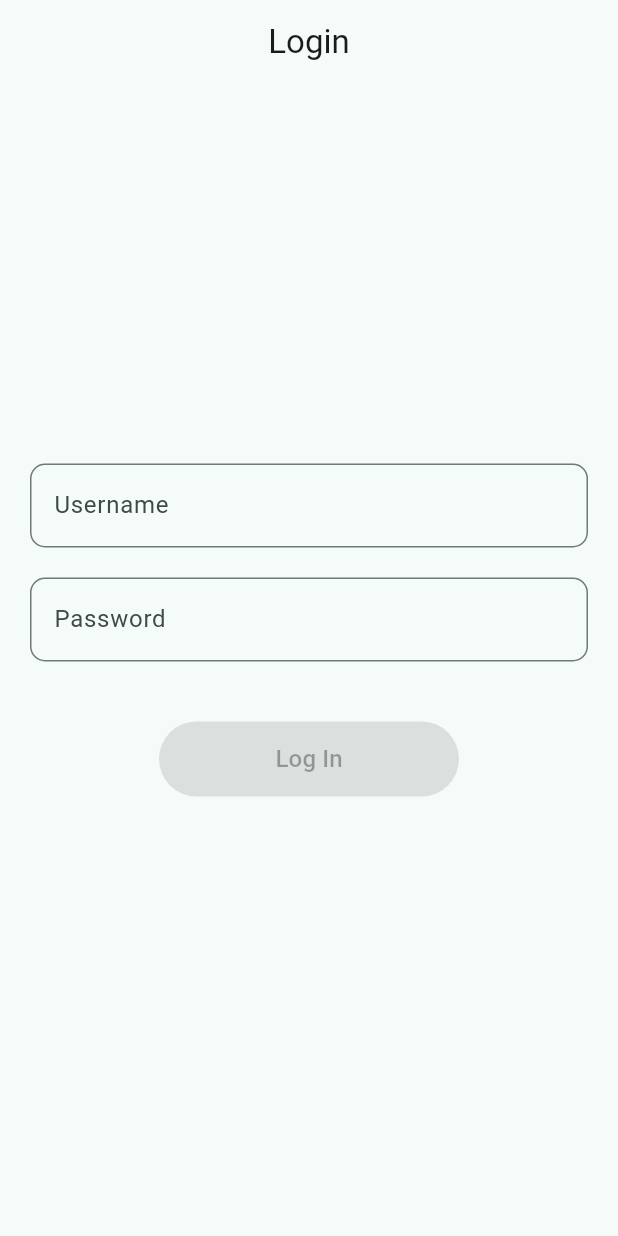
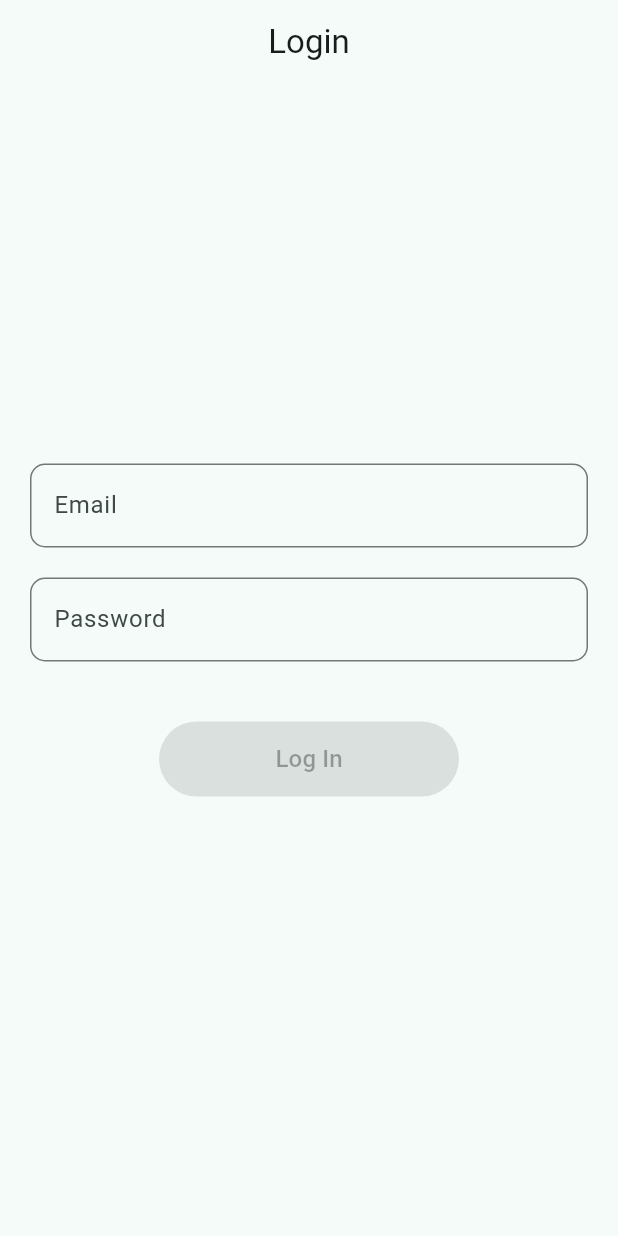
Before and after one commit to hadiyaaamir/flutter_login, a Flutter app: the screen it shows after launch, on a phone screen of 412 x 824 dp. Run offline on Flutter 3.47's test engine with Material 2 defaults, Android fonts, the phone set to English and light mode, and no system bars; our stand-ins replace bloc, cloud_firestore, equatable, firebase_auth, firebase_core, flutter_bloc and 1 more; accounts and stored records are empty.

Commit message:
change username to email

```diff
--- a/lib/login/bloc/login_bloc.dart
+++ b/lib/login/bloc/login_bloc.dart
@@ -13,22 +13,22 @@ class LoginBloc extends Bloc<LoginEvent, LoginState> {
     required AuthenticationRepository authenticationRepository,
   })  : _authenticationRepository = authenticationRepository,
         super(const LoginState()) {
-    on<LoginUsernameChanged>(_onUsernameChanged);
+    on<LoginEmailChanged>(_onEmailChanged);
     on<LoginPasswordChanged>(_onPasswordChanged);
     on<LoginSubmitted>(_onSubmitted);
   }
 
   final AuthenticationRepository _authenticationRepository;
 
-  void _onUsernameChanged(
-    LoginUsernameChanged event,
+  void _onEmailChanged(
+    LoginEmailChanged event,
     Emitter<LoginState> emit,
   ) {
-    final username = Username.dirty(event.username);
+    final email = Email.dirty(event.email);
     emit(
       state.copyWith(
-        username: username,
-        isValid: Formz.validate([state.password, username]),
+        email: email,
+        isValid: Formz.validate([state.password, email]),
       ),
     );
   }
@@ -41,7 +41,7 @@ class LoginBloc extends Bloc<LoginEvent, LoginState> {
     emit(
       state.copyWith(
         password: password,
-        isValid: Formz.validate([password, state.username]),
+        isValid: Formz.validate([password, state.email]),
       ),
     );
   }
@@ -55,7 +55,7 @@ class LoginBloc extends Bloc<LoginEvent, LoginState> {
 
       try {
         await _authenticationRepository.logIn(
-          username: state.username.value,
+          email: state.email.value,
           password: state.password.value,
         );
         emit(state.copyWith(status: FormzSubmissionStatus.success));
--- a/lib/login/bloc/login_event.dart
+++ b/lib/login/bloc/login_event.dart
@@ -7,12 +7,12 @@ sealed class LoginEvent extends Equatable {
   List<Object> get props => [];
 }
 
-final class LoginUsernameChanged extends LoginEvent {
-  const LoginUsernameChanged(this.username);
-  final String username;
+final class LoginEmailChanged extends LoginEvent {
+  const LoginEmailChanged(this.email);
+  final String email;
 
   @override
-  List<Object> get props => [username];
+  List<Object> get props => [email];
 }
 
 final class LoginPasswordChanged extends LoginEvent {
--- a/lib/login/bloc/login_state.dart
+++ b/lib/login/bloc/login_state.dart
@@ -3,30 +3,30 @@ part of 'login_bloc.dart';
 final class LoginState extends Equatable {
   const LoginState({
     this.status = FormzSubmissionStatus.initial,
-    this.username = const Username.pure(),
+    this.email = const Email.pure(),
     this.password = const Password.pure(),
     this.isValid = false,
   });
 
   final FormzSubmissionStatus status;
-  final Username username;
+  final Email email;
   final Password password;
   final bool isValid;
 
   LoginState copyWith({
     FormzSubmissionStatus? status,
-    Username? username,
+    Email? email,
     Password? password,
     bool? isValid,
   }) {
     return LoginState(
       status: status ?? this.status,
-      username: username ?? this.username,
+      email: email ?? this.email,
       password: password ?? this.password,
       isValid: isValid ?? this.isValid,
     );
   }
 
   @override
-  List<Object> get props => [status, username, password];
+  List<Object> get props => [status, email, password];
 }
--- /dev/null
+++ b/lib/login/model/email.dart
@@ -0,0 +1,14 @@
+part of 'model.dart';
+
+enum EmailValidationError { empty }
+
+class Email extends FormzInput<String, EmailValidationError> {
+  const Email.pure() : super.pure('');
+  const Email.dirty([super.value = '']) : super.dirty();
+
+  @override
+  EmailValidationError? validator(String value) {
+    if (value.isEmpty) return EmailValidationError.empty;
+    return null;
+  }
+}
--- a/lib/login/model/model.dart
+++ b/lib/login/model/model.dart
@@ -1,4 +1,4 @@
 import 'package:formz/formz.dart';
 
-part 'username.dart';
+part 'email.dart';
 part 'password.dart';
--- a/lib/login/model/username.dart
+++ /dev/null
@@ -1,14 +0,0 @@
-part of 'model.dart';
-
-enum UsernameValidationError { empty }
-
-class Username extends FormzInput<String, UsernameValidationError> {
-  const Username.pure() : super.pure('');
-  const Username.dirty([super.value = '']) : super.dirty();
-
-  @override
-  UsernameValidationError? validator(String value) {
-    if (value.isEmpty) return UsernameValidationError.empty;
-    return null;
-  }
-}
--- a/lib/login/view/login_form.dart
+++ b/lib/login/view/login_form.dart
@@ -18,7 +18,7 @@ class LoginForm extends StatelessWidget {
       child: const Column(
         mainAxisAlignment: MainAxisAlignment.center,
         children: [
-          _UsernameInput(),
+          _EmailInput(),
           SizedBox(height: 20),
           _PasswordInput(),
           SizedBox(height: 40),
@@ -30,21 +30,20 @@ class LoginForm extends StatelessWidget {
   }
 }
 
-class _UsernameInput extends StatelessWidget {
-  const _UsernameInput();
+class _EmailInput extends StatelessWidget {
+  const _EmailInput();
 
   @override
   Widget build(BuildContext context) {
     return BlocBuilder<LoginBloc, LoginState>(
-      buildWhen: (previous, current) => previous.username != current.username,
+      buildWhen: (previous, current) => previous.email != current.email,
       builder: (context, state) {
         return CustomTextField(
-          key: const Key('loginForm_usernameInput_textField'),
-          label: 'Username',
-          errorText:
-              state.username.displayError != null ? 'invalid username' : null,
+          key: const Key('loginForm_emailInput_textField'),
+          label: 'Email',
+          errorText: state.email.displayError != null ? 'invalid email' : null,
           onChanged: (username) =>
-              context.read<LoginBloc>().add(LoginUsernameChanged(username)),
+              context.read<LoginBloc>().add(LoginEmailChanged(username)),
         );
       },
     );
@@ -83,7 +82,7 @@ class _LoginButton extends StatelessWidget {
         return state.status.isInProgress
             ? const CircularProgressIndicator()
             : Button(
-                key: const Key('loginForm_passwordInput_textField'),
+                key: const Key('loginForm_button'),
                 onPressed: state.isValid
                     ? () {
                         context.read<LoginBloc>().add(const LoginSubmitted());
--- a/packages/authentication_repository/lib/src/authentication_firebase.dart
+++ b/packages/authentication_repository/lib/src/authentication_firebase.dart
@@ -13,12 +13,11 @@ class AuthenticationRepositoryFirebase extends AuthenticationRepository {
   }
 
   @override
-  Future<void> logIn(
-      {required String username, required String password}) async {
+  Future<void> logIn({required String email, required String password}) async {
     try {
       await _firebaseAuth
           .signInWithEmailAndPassword(
-        email: username,
+        email: email,
         password: password,
       )
           .then(
--- a/packages/authentication_repository/lib/src/authentication_hardcoded.dart
+++ b/packages/authentication_repository/lib/src/authentication_hardcoded.dart
@@ -10,7 +10,7 @@ class AuthenticationRepositoryHardcoded implements AuthenticationRepository {
   }
 
   Future<void> logIn({
-    required String username,
+    required String email,
     required String password,
   }) async {
     await Future.delayed(
--- a/packages/authentication_repository/lib/src/authentication_repository.dart
+++ b/packages/authentication_repository/lib/src/authentication_repository.dart
@@ -9,7 +9,8 @@ enum AuthenticationStatus { unknown, authenticated, unauthenticated }
 abstract class AuthenticationRepository {
   Stream<AuthenticationStatus> get status;
 
-  Future<void> logIn({required String username, required String password});
+  Future<void> logIn({required String email, required String password});
+
   void logOut();
   void dispose();
 }
```
